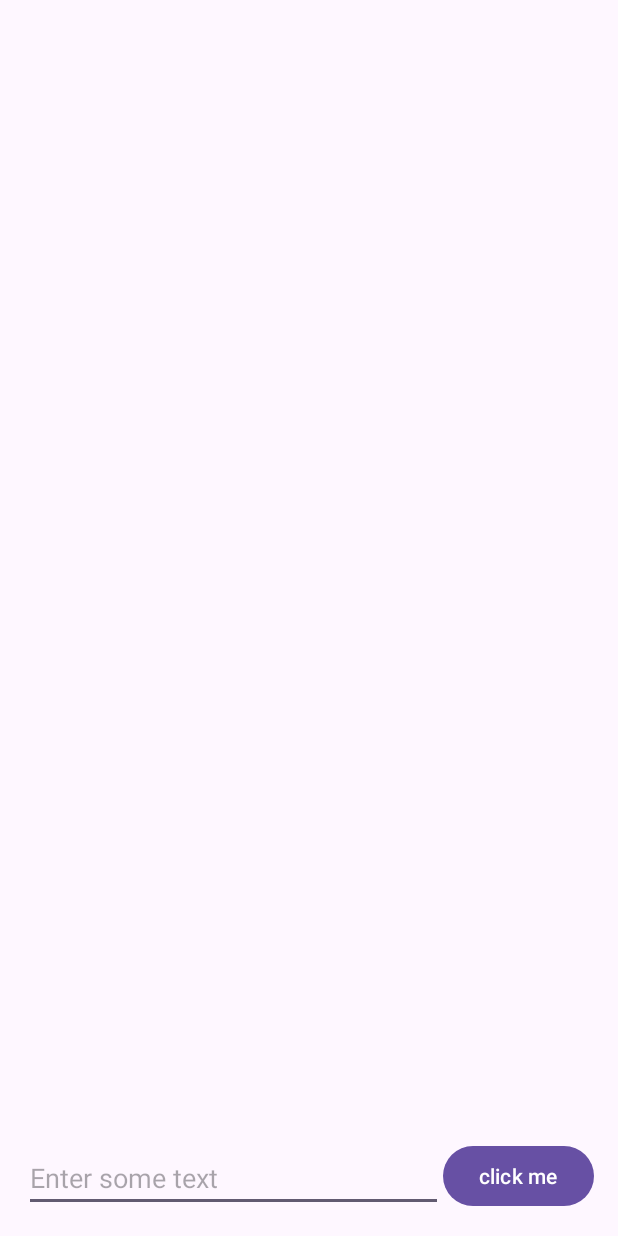
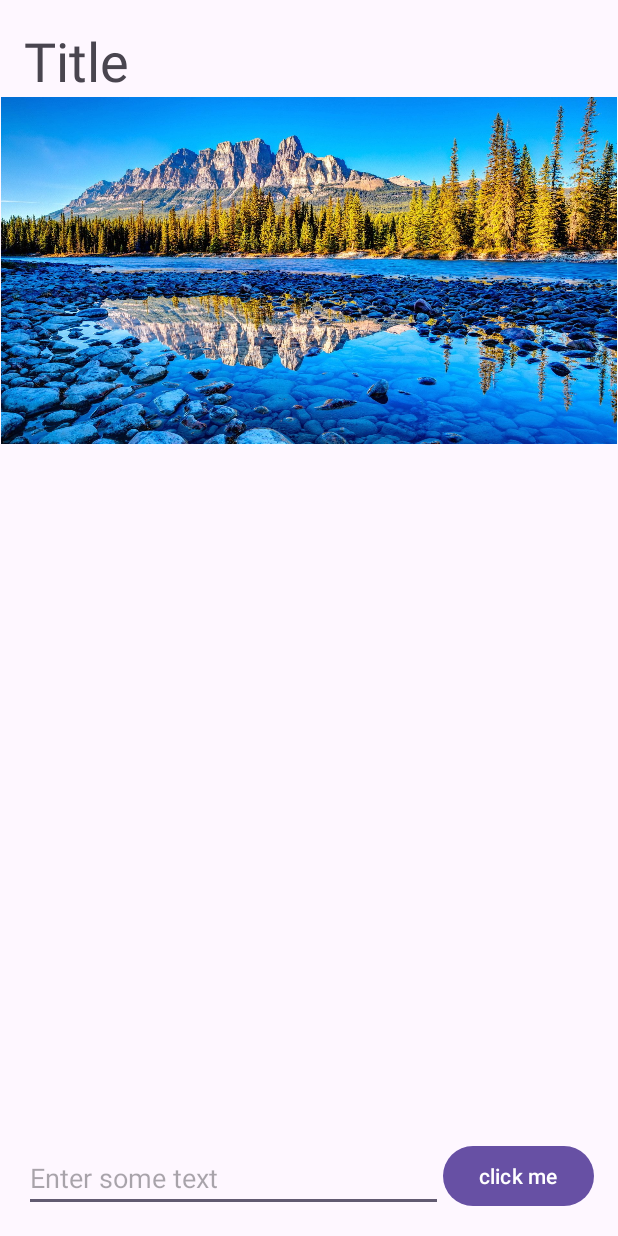
Before and after one commit to vatsalmavani/Android-Projects, an Android app: the screen it shows after launch (MainActivity), on a phone screen of 412 x 824 dp. Run offline under Robolectric (Android 15) with nearby library versions, the phone set to English and light mode, and no system bars.

```diff
--- a/ToastandSnackbar/app/src/main/res/layout/activity_main.xml
+++ b/ToastandSnackbar/app/src/main/res/layout/activity_main.xml
@@ -6,6 +6,24 @@
     android:layout_width="match_parent"
     android:layout_height="match_parent"
     tools:context=".MainActivity">
+
+    <TextView
+        android:layout_width="wrap_content"
+        android:layout_height="wrap_content"
+        android:layout_margin="16dp"
+        android:id="@+id/title"
+        app:layout_constraintTop_toTopOf="parent"
+        android:text="Title"
+        android:textSize="36sp"
+        app:layout_constraintStart_toStartOf="parent"/>
+
+    <ImageView
+        android:layout_width="wrap_content"
+        android:layout_height="0dp"
+        android:src="@drawable/img"
+        app:layout_constraintDimensionRatio="16:9"
+        app:layout_constraintTop_toBottomOf="@+id/title"/>
+
 
     <EditText
         android:id="@+id/inputEditText"
```
Also changed, not shown: ToastandSnackbar/app/src/main/res/drawable/img.jpg (added).
